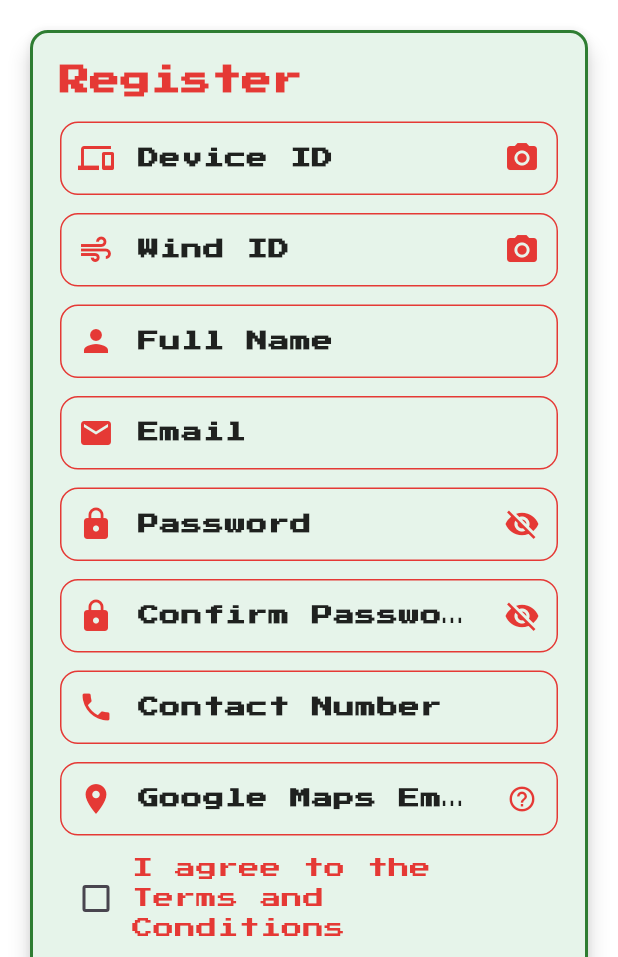
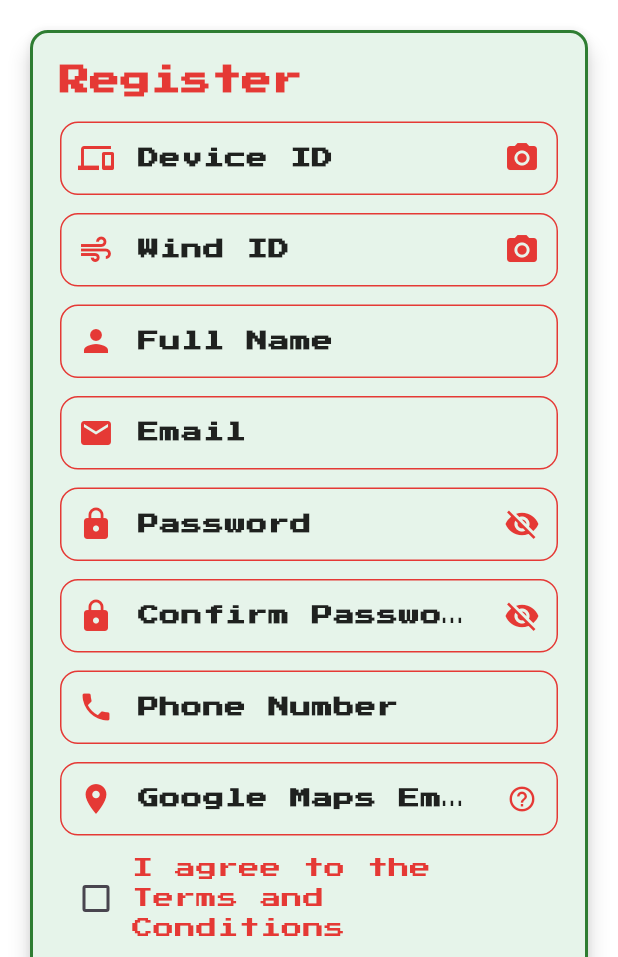
Before and after one commit to smartfireguard-repo/fireguard, a Flutter app: the RegisterPage screen opened by its route, on a phone screen of 412 x 824 dp, the part 279-1236 px from its top. Run offline on Flutter 3.47's test engine with Material 3 defaults, Android fonts, the phone set to English and light mode, and no system bars; our stand-ins replace connectivity_plus, firebase_auth, firebase_core, firebase_database, firebase_messaging, flutter_local_notifications and 2 more; missing offline and left inert: flutter_background_service, flutter_background_service_android, mobile_scanner; accounts and stored records are empty.

```diff
--- a/lib/user/register_page.dart
+++ b/lib/user/register_page.dart
@@ -895,7 +895,7 @@ Follow these steps to get the embed link from Google Maps:
                                 key: Key('contact_number_field'),
                                 controller: _contactController,
                                 decoration: InputDecoration(
-                                  labelText: 'Contact Number',
+                                  labelText: 'Phone Number',
                                   labelStyle: const TextStyle(
                                     color: Colors.black87,
                                     fontFamily: 'PressStart2P',
@@ -927,7 +927,7 @@ Follow these steps to get the embed link from Google Maps:
                                 key: Key('google_maps_field'),
                                 controller: _embedLinkController,
                                 decoration: InputDecoration(
-                                  labelText: 'Google Maps Embed',
+                                  labelText: 'Google Maps Embed Link',
                                   labelStyle: const TextStyle(
                                     color: Colors.black87,
                                     fontFamily: 'PressStart2P',
```
